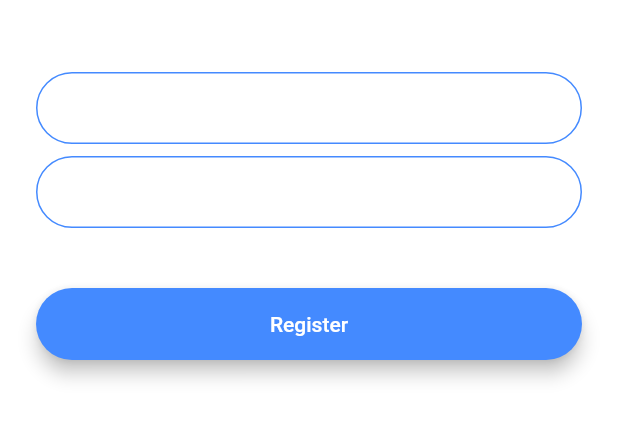
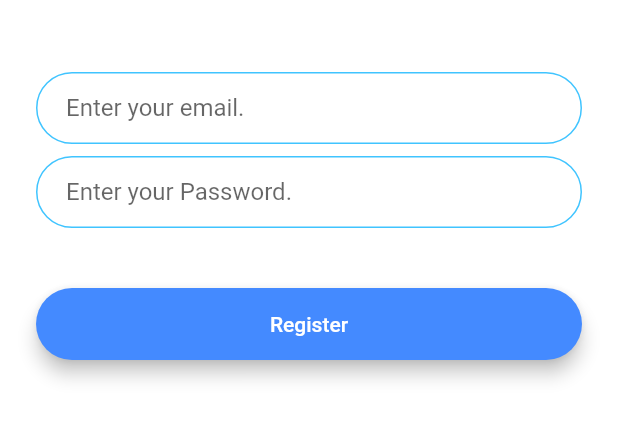
Before and after one commit to developertobi/flash_chat, a Flutter app: the RegistrationScreen screen opened by its route, after a tap on "Register", on a phone screen of 412 x 824 dp, the part 576-1018 px from its top. Run offline on Flutter 3.47's test engine with Material 2 defaults, Android fonts, the phone set to English and light mode, and no system bars; our stand-ins replace animated_text_kit, firebase_auth, firebase_core; accounts and stored records are empty.

Commit message:
Refactored the codebase a bit, added some necessary firbase dependencies, implement firebase registration with email and password.

```diff
--- a/lib/constants.dart
+++ b/lib/constants.dart
@@ -17,3 +17,20 @@ const kMessageContainerDecoration = BoxDecoration(
     top: BorderSide(color: Colors.lightBlueAccent, width: 2.0),
   ),
 );
+
+const kAuthInputDecoration = InputDecoration(
+  hintText: '',
+  // hintStyle: ,
+  contentPadding: EdgeInsets.symmetric(vertical: 10.0, horizontal: 20.0),
+  border: OutlineInputBorder(
+    borderRadius: BorderRadius.all(Radius.circular(32.0)),
+  ),
+  enabledBorder: OutlineInputBorder(
+    borderSide: BorderSide(color: Colors.lightBlueAccent, width: 1.0),
+    borderRadius: BorderRadius.all(Radius.circular(32.0)),
+  ),
+  focusedBorder: OutlineInputBorder(
+    borderSide: BorderSide(color: Colors.lightBlueAccent, width: 2.0),
+    borderRadius: BorderRadius.all(Radius.circular(32.0)),
+  ),
+);
--- a/lib/screens/registration_screen.dart
+++ b/lib/screens/registration_screen.dart
@@ -1,5 +1,7 @@
+import 'package:firebase_auth/firebase_auth.dart';
 import 'package:flutter/material.dart';
 
+import '../constants.dart';
 import '../widgets/rounded_button.dart';
 
 class RegistrationScreen extends StatefulWidget {
@@ -8,6 +10,10 @@ class RegistrationScreen extends StatefulWidget {
 }
 
 class _RegistrationScreenState extends State<RegistrationScreen> {
+  final _auth = FirebaseAuth.instance;
+  late String email;
+  late String password;
+
   @override
   Widget build(BuildContext context) {
     return Scaffold(
@@ -31,23 +37,10 @@ class _RegistrationScreenState extends State<RegistrationScreen> {
             TextField(
               onChanged: (value) {
                 //Do something with the user input.
+                email = value;
               },
-              decoration: InputDecoration(
-                hintText: 'Enter your email',
-                contentPadding:
-                    EdgeInsets.symmetric(vertical: 10.0, horizontal: 20.0),
-                border: OutlineInputBorder(
-                  borderRadius: BorderRadius.all(Radius.circular(32.0)),
-                ),
-                enabledBorder: OutlineInputBorder(
-                  borderSide: BorderSide(color: Colors.blueAccent, width: 1.0),
-                  borderRadius: BorderRadius.all(Radius.circular(32.0)),
-                ),
-                focusedBorder: OutlineInputBorder(
-                  borderSide: BorderSide(color: Colors.blueAccent, width: 2.0),
-                  borderRadius: BorderRadius.all(Radius.circular(32.0)),
-                ),
-              ),
+              decoration:
+                  kAuthInputDecoration.copyWith(hintText: 'Enter your email.'),
             ),
             SizedBox(
               height: 8.0,
@@ -55,22 +48,10 @@ class _RegistrationScreenState extends State<RegistrationScreen> {
             TextField(
               onChanged: (value) {
                 //Do something with the user input.
+                password = value;
               },
-              decoration: InputDecoration(
-                hintText: 'Enter your password',
-                contentPadding:
-                    EdgeInsets.symmetric(vertical: 10.0, horizontal: 20.0),
-                border: OutlineInputBorder(
-                  borderRadius: BorderRadius.all(Radius.circular(32.0)),
-                ),
-                enabledBorder: OutlineInputBorder(
-                  borderSide: BorderSide(color: Colors.blueAccent, width: 1.0),
-                  borderRadius: BorderRadius.all(Radius.circular(32.0)),
-                ),
-                focusedBorder: OutlineInputBorder(
-                  borderSide: BorderSide(color: Colors.blueAccent, width: 2.0),
-                  borderRadius: BorderRadius.all(Radius.circular(32.0)),
-                ),
+              decoration: kAuthInputDecoration.copyWith(
+                hintText: 'Enter your Password.',
               ),
             ),
             SizedBox(
@@ -78,9 +59,21 @@ class _RegistrationScreenState extends State<RegistrationScreen> {
             ),
             RoundedButton(
               buttonText: 'Register',
-              onPressed: () {
+              onPressed: () async {
                 //Go to login screen.
-                Navigator.pushNamed(context, '/registration');
+                print(email);
+                print(password);
+                try {
+                  final newUser = await _auth.createUserWithEmailAndPassword(
+                    email: email,
+                    password: password,
+                  );
+                  if (newUser != null) {
+                    Navigator.pushNamed(context, '/chat');
+                  }
+                } catch (e) {
+                  print('Error $e');
+                }
               },
               color: Colors.blueAccent,
             ),
--- a/lib/widgets/rounded_button.dart
+++ b/lib/widgets/rounded_button.dart
@@ -24,7 +24,10 @@ class RoundedButton extends StatelessWidget {
           onPressed: onPressed,
           minWidth: 200.0,
           height: 42.0,
-          child: Text(buttonText),
+          child: Text(
+            buttonText,
+            style: TextStyle(color: Colors.white),
+          ),
         ),
       ),
     );
--- a/pubspec.yaml
+++ b/pubspec.yaml
@@ -35,6 +35,9 @@ dependencies:
   # Use with the CupertinoIcons class for iOS style icons.
   cupertino_icons: ^1.0.2
   animated_text_kit: ^4.2.1
+  firebase_core: ^1.13.1
+  firebase_auth: ^3.3.11
+  cloud_firestore: ^3.1.10
 
 dev_dependencies:
   flutter_test:
```
Also changed, not shown: lib/main.dart (+6 -6 lines), lib/screens/chat_screen.dart (+24 -0 lines), lib/screens/login_screen.dart (+5 -36 lines), pubspec.lock, 3 other files.
